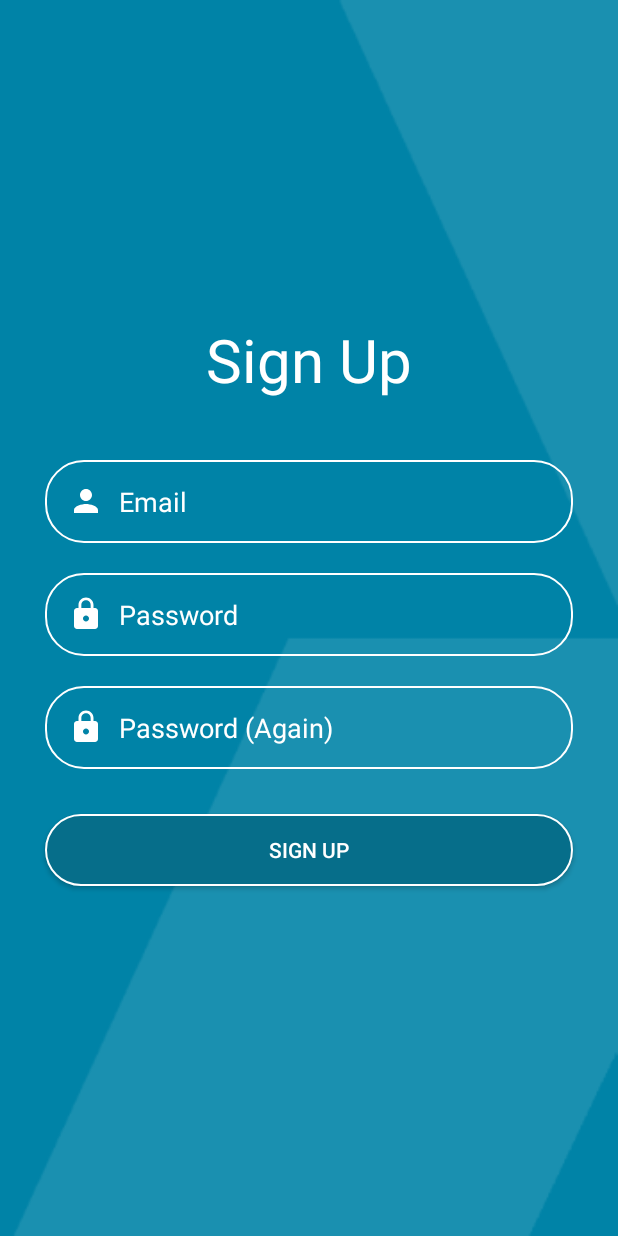
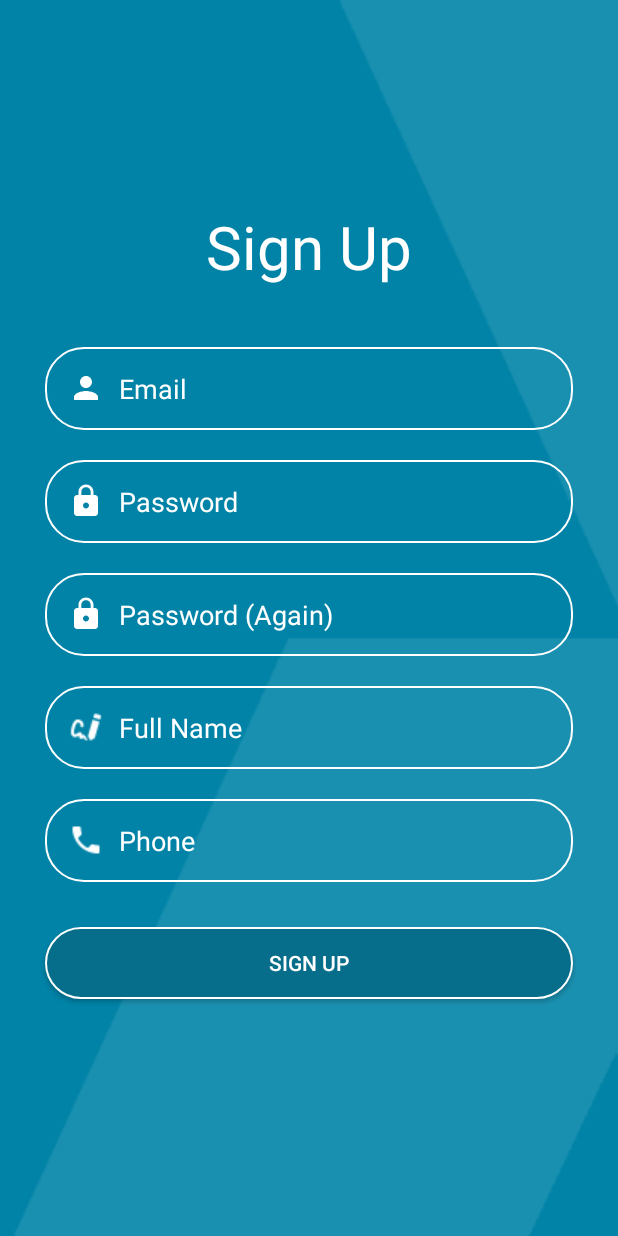
Before and after one commit to hieunvce/grabfood, an Android app: the SignUpActivity screen opened directly, with no data from a screen before it, after a tap on "SIGN UP", on a phone screen of 412 x 824 dp. Run offline under Robolectric (Android 15) with nearby library versions, the phone set to English and light mode, and no system bars.

Commit message:
Version 2.0.2. Merge successfully

```diff
--- a/Client/android/RecyclerView/app/src/main/java/com/example/cefood/API/UserAPI/UserAPIInterface.java
+++ b/Client/android/RecyclerView/app/src/main/java/com/example/cefood/API/UserAPI/UserAPIInterface.java
@@ -18,7 +18,7 @@ public interface UserAPIInterface {
     Call<User> signUp(@Body EditUserForm editUserForm);
 
     @GET("users")
-    Call<UserResponseFromAPI> getUserInfo(@Header("Authorization") String authToken, @Body UserResponseFromAPI userResponseFromAPI);
+    Call<UserResponseFromAPI> getUserInfo(@Header("Authorization") String authToken);
 
     @PUT("users/{user_id}")
     Call<User> updateUserInfo(@Path("user_id") String user_id, @Header("Authorization") String authToken, @Body User user);
--- a/Client/android/RecyclerView/app/src/main/java/com/example/cefood/Activity/CartActivity.java
+++ b/Client/android/RecyclerView/app/src/main/java/com/example/cefood/Activity/CartActivity.java
@@ -227,7 +227,8 @@ public class CartActivity extends AppCompatActivity implements OnItemClick {
                         Log.d("Add order", "Add order success: " + response.code());
                         // TODO: Remove SharedPreferences
                         sharedPreferences.edit().remove("orderDetailArrayList").commit();
-
+                        Intent intent = new Intent(CartActivity.this, MainActivity.class);
+                        startActivity(intent);
                     } else {
                         Log.d("Add order", "Add order Error.");
                         Toast.makeText(CartActivity.this, "Add order failed!", Toast.LENGTH_SHORT).show();
--- a/Client/android/RecyclerView/app/src/main/java/com/example/cefood/Activity/LoginActivity.java
+++ b/Client/android/RecyclerView/app/src/main/java/com/example/cefood/Activity/LoginActivity.java
@@ -14,6 +14,7 @@ import android.widget.Toast;
 import com.example.cefood.API.UserAPI.AccessToken;
 import com.example.cefood.API.UserAPI.LoginForm;
 import com.example.cefood.API.UserAPI.UserAPIInterface;
+import com.example.cefood.API.UserAPI.UserResponseFromAPI;
 import com.example.cefood.R;
 import com.example.cefood.Services.UserNetworkProvider;
 
@@ -119,7 +120,7 @@ public class LoginActivity extends AppCompatActivity {
                 .client(okHttpClient)
                 .build();
 
-        UserAPIInterface apiService = retrofit.create(UserAPIInterface.class);
+        final UserAPIInterface apiService = retrofit.create(UserAPIInterface.class);
         LoginForm loginForm = new LoginForm("local", this.username, this.password);
         Log.d("Login", "Login Form: " + loginForm.getStrategy() + loginForm.getEmail() + loginForm.getPassword());
         Call<AccessToken> call = apiService.logIn(loginForm);
@@ -154,5 +155,6 @@ public class LoginActivity extends AppCompatActivity {
                 Toast.makeText(LoginActivity.this, "Login failed!", Toast.LENGTH_SHORT).show();
             }
         });
+
     }
 }
--- a/Client/android/RecyclerView/app/src/main/java/com/example/cefood/Activity/SignUpActivity.java
+++ b/Client/android/RecyclerView/app/src/main/java/com/example/cefood/Activity/SignUpActivity.java
@@ -25,10 +25,10 @@ import retrofit2.converter.gson.GsonConverterFactory;
 
 public class SignUpActivity extends AppCompatActivity {
 
-    EditText ed_email, ed_password, ed_retype_password;
+    EditText ed_email, ed_password, ed_retype_password, ed_fullname, ed_phone;
     Button btn_signup;
 
-    private String email, password, retypePassword;
+    private String email, password, retypePassword, fullname, phone;
 
     @Override
     protected void onCreate(Bundle savedInstanceState) {
@@ -41,6 +41,9 @@ public class SignUpActivity extends AppCompatActivity {
         ed_email = findViewById(R.id.ed_email);
         ed_password = findViewById(R.id.ed_password);
         ed_retype_password = findViewById(R.id.ed_retype_password);
+        ed_fullname = findViewById(R.id.ed_fullname);
+        ed_phone = findViewById(R.id.ed_phone);
+
         btn_signup = findViewById(R.id.btn_signup);
 
         btn_signup.setOnClickListener(new View.OnClickListener() {
@@ -60,12 +63,14 @@ public class SignUpActivity extends AppCompatActivity {
         this.email = ed_email.getText().toString();
         this.password = ed_password.getText().toString();
         this.retypePassword = ed_retype_password.getText().toString();
+        this.fullname = ed_fullname.getText().toString();
+        this.phone = ed_phone.getText().toString();
 
         boolean isValidUserInput = false;
 
-        if (email.isEmpty() || password.isEmpty() || retypePassword.isEmpty()) {
+        if (email.isEmpty() || password.isEmpty() || retypePassword.isEmpty() || fullname.isEmpty() || phone.isEmpty()) {
             isValidUserInput = false;
-            Toast.makeText(SignUpActivity.this, "Please enter all 3 field!", Toast.LENGTH_SHORT).show();
+            Toast.makeText(SignUpActivity.this, "Please enter all 5 field!", Toast.LENGTH_SHORT).show();
         } else if (!email.contains("@") || password.length() < 4 || !retypePassword.equals(password)) {
             Toast.makeText(SignUpActivity.this, "Please enter all 3 field!", Toast.LENGTH_SHORT).show();
             if (!email.contains("@")) {
@@ -85,7 +90,7 @@ public class SignUpActivity extends AppCompatActivity {
     }
 
     private void signUp() {
-        String baseUrl = "https://grabfood-api.herokuapp.com";
+        String baseUrl = "https://cefood.herokuapp.com";
 
         final OkHttpClient okHttpClient = new OkHttpClient.Builder()
                 .readTimeout(60, TimeUnit.SECONDS)
@@ -98,7 +103,7 @@ public class SignUpActivity extends AppCompatActivity {
                 .build();
 
         UserAPIInterface apiService = retrofit.create(UserAPIInterface.class);
-        EditUserForm editUserForm = new EditUserForm(this.email, this.password, "", "", "");
+        EditUserForm editUserForm = new EditUserForm(this.email, this.password, this.fullname, "", "",this.phone);
         Log.d("SignUp", "SignUp Form: " + editUserForm.getEmail() + editUserForm.getPassword());
         Call<User> call = apiService.signUp(editUserForm);
 
--- a/Client/android/RecyclerView/app/src/main/java/com/example/cefood/Fragments/HomePageFragment.java
+++ b/Client/android/RecyclerView/app/src/main/java/com/example/cefood/Fragments/HomePageFragment.java
@@ -55,6 +55,7 @@ public class HomePageFragment extends Fragment {
     EditText search;
     private SearchView searchView;
     SwipeRefreshLayout swipeLayout;
+
     private static final int REQUEST_CODE = 0x01;
 
     @Override
--- a/Client/android/RecyclerView/app/src/main/res/layout/activity_sign_up.xml
+++ b/Client/android/RecyclerView/app/src/main/res/layout/activity_sign_up.xml
@@ -60,8 +60,36 @@
         android:padding="15dp"
         android:textColor="@color/white"
         android:textColorHighlight="@color/white"
+        android:textColorHint="@color/white"
+        />
+    <EditText
+        android:id="@+id/ed_fullname"
+        android:layout_width="match_parent"
+        android:layout_height="wrap_content"
+        android:layout_margin="10dp"
+        android:background="@drawable/shapeemail"
+        android:drawableLeft="@drawable/icons8_autograph_24"
+        android:drawablePadding="10dp"
+        android:hint="Full Name"
+        android:padding="15dp"
+        android:textColor="@color/white"
+        android:textColorHighlight="@color/white"
         android:textColorHint="@color/white" />
-
+    <EditText
+        android:id="@+id/ed_phone"
+        android:inputType="phone"
+        android:layout_width="match_parent"
+        android:layout_height="wrap_content"
+        android:layout_margin="10dp"
+        android:background="@drawable/shapeemail"
+        android:drawableLeft="@drawable/icons8_phone_24"
+        android:drawableStart="@drawable/icons8_phone_24"
+        android:drawablePadding="10dp"
+        android:hint="Phone"
+        android:padding="15dp"
+        android:textColor="@color/white"
+        android:textColorHighlight="@color/white"
+        android:textColorHint="@color/white" />
 
     <Button
         android:id="@+id/btn_signup"
--- a/Client/android/RecyclerView/app/src/main/res/values/strings.xml
+++ b/Client/android/RecyclerView/app/src/main/res/values/strings.xml
@@ -5,8 +5,10 @@
     <string name="str_address">Giao tới </string>
     <string name="str_discover_store">Khám phá danh mục </string>
     <string name="str_store_near_you">Quán gần với bạn</string>
-    <string name="home">Home Page</string>
+    <string name="home">Restaurants</string>
     <string name="history">History</string>
+    <string name="cart">Cart</string>
+    <string name="logout">Logout</string>
     <string name="header_name">App Order Food Menu</string>
     <string name="ho_chi_minh">Ho Chi Minh</string>
     <string name="user">User</string>
```
Also changed, not shown: Client/android/RecyclerView/app/src/main/java/com/example/cefood/API/UserAPI/EditUserForm.java (+11 -1 lines), Client/android/RecyclerView/app/src/main/java/com/example/cefood/Activity/MainActivity.java (+14 -0 lines), Client/android/RecyclerView/app/src/main/java/com/example/cefood/Model/User.java (+15 -0 lines), Client/android/RecyclerView/app/src/main/res/menu/main_item_menu_layout.xml (+9 -0 lines).
